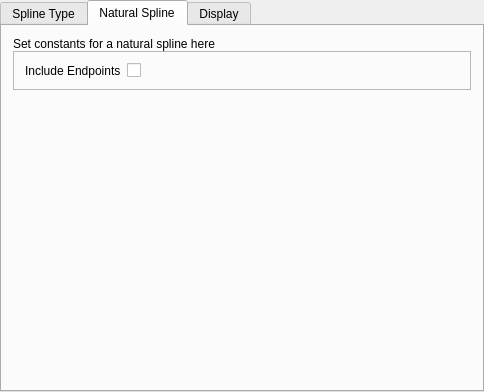
Before: the Qt Designer form demo/settingswidget.ui in ejmahler/SplineLibrary, drawn with Qt 5.
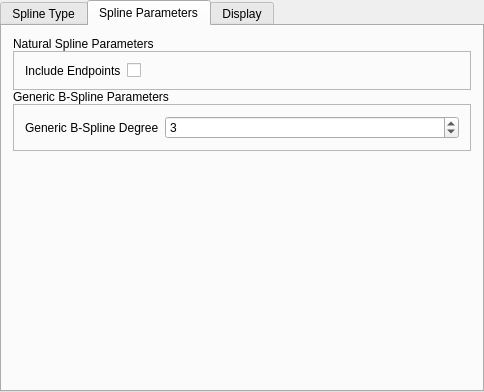
After: the same form once the commit is applied. The open tabs and pages were chosen to show the change.

Commit message: Added an incomplete implmentation of the generic B-Spline

Diff of the .ui file:
```diff
--- a/demo/settingswidget.ui
+++ b/demo/settingswidget.ui
@@ -280,7 +280,7 @@
      </widget>
      <widget class="QWidget" name="layout_tab">
       <attribute name="title">
-       <string>Natural Spline</string>
+       <string>Spline Parameters</string>
       </attribute>
       <layout class="QVBoxLayout" name="verticalLayout">
        <property name="spacing">
@@ -289,7 +289,7 @@
        <item>
         <widget class="QLabel" name="label_13">
          <property name="text">
-          <string>Set constants for a natural spline here</string>
+          <string>Natural Spline Parameters</string>
          </property>
         </widget>
        </item>
@@ -346,6 +346,45 @@
          </layout>
         </widget>
        </item>
+       <item>
+        <widget class="QLabel" name="label_11">
+         <property name="text">
+          <string>Generic B-Spline Parameters</string>
+         </property>
+        </widget>
+       </item>
+       <item>
+        <widget class="QFrame" name="frame_5">
+         <property name="frameShape">
+          <enum>QFrame::StyledPanel</enum>
+         </property>
+         <property name="frameShadow">
+          <enum>QFrame::Raised</enum>
+         </property>
+         <layout class="QFormLayout" name="formLayout_5">
+          <item row="0" column="0">
+           <widget class="QLabel" name="label_15">
+            <property name="text">
+             <string>Generic B-Spline Degree</string>
+            </property>
+           </widget>
+          </item>
+          <item row="0" column="1">
+           <widget class="QSpinBox" name="bSpline_degree">
+            <property name="minimum">
+             <number>1</number>
+            </property>
+            <property name="maximum">
+             <number>8</number>
+            </property>
+            <property name="value">
+             <number>3</number>
+            </property>
+           </widget>
+          </item>
+         </layout>
+        </widget>
+       </item>
        <item>
         <spacer name="verticalSpacer">
          <property name="orientation">
```
Left out of the diff: 10 changed lines with no effect on the pictures. The commit also changes 8 other files.
